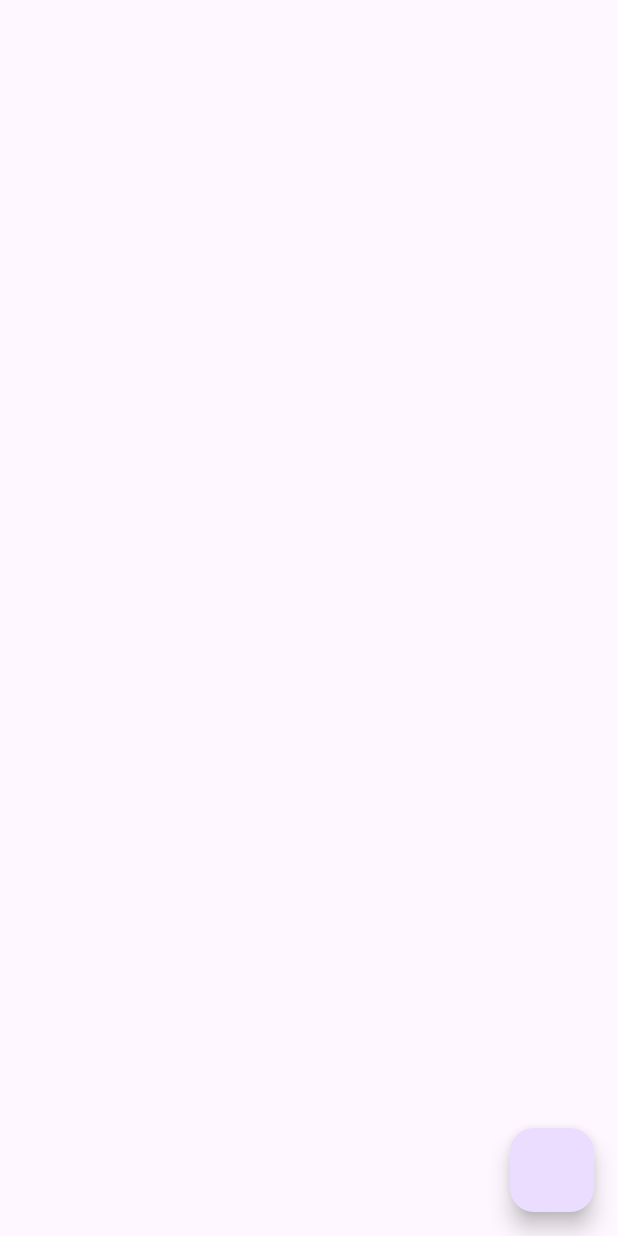
After one commit to NNNXT/bsru_ui, a Flutter app: the screen it shows after launch, on a phone screen of 412 x 824 dp. The commit adds this screen. Run offline on Flutter 3.47's test engine with Material 3 defaults, Android fonts, the phone set to English and light mode, and no system bars; our stand-ins replace dio, image_picker.

Commit message:
:sparkles: add pick image

```diff
--- /dev/null
+++ b/lib/image.dart
@@ -0,0 +1,43 @@
+import 'dart:io';
+
+import 'package:flutter/material.dart';
+import 'package:image_picker/image_picker.dart';
+
+class ImageScreen extends StatefulWidget {
+  const ImageScreen({super.key});
+
+  @override
+  State<ImageScreen> createState() => _ImageScreenState();
+}
+
+class _ImageScreenState extends State<ImageScreen> {
+  String imagePath = '';
+  @override
+  Widget build(BuildContext context) {
+    return Scaffold(
+      body: Center(
+        child: Column(
+          crossAxisAlignment: CrossAxisAlignment.center,
+          mainAxisAlignment: MainAxisAlignment.center,
+          children: [
+            Text(imagePath),
+            imagePath.isEmpty
+                ? const SizedBox.shrink()
+                : Image.file(File(imagePath)),
+          ],
+        ),
+      ),
+      floatingActionButton: FloatingActionButton(onPressed: () async {
+        ImagePicker picker = ImagePicker();
+        var image = await picker.pickImage(
+          source: ImageSource.camera,
+        );
+        if (image != null) {
+          setState(() {
+            imagePath = image.path;
+          });
+        }
+      }),
+    );
+  }
+}
--- a/lib/main.dart
+++ b/lib/main.dart
@@ -1,4 +1,5 @@
 import 'package:bsru_ui/call_api.dart';
+import 'package:bsru_ui/image.dart';
 import 'package:flutter/material.dart';
 
 void main() {
@@ -16,6 +17,6 @@ class MyApp extends StatelessWidget {
           colorScheme: ColorScheme.fromSeed(seedColor: Colors.deepPurple),
           useMaterial3: true,
         ),
-        home: const CallAPI());
+        home: const ImageScreen());
   }
 }
--- a/pubspec.yaml
+++ b/pubspec.yaml
@@ -12,6 +12,7 @@ dependencies:
     sdk: flutter
   cupertino_icons: ^1.0.6
   dio: ^5.8.0+1
+  image_picker: ^1.1.2
 
 dev_dependencies:
   flutter_test:
```
